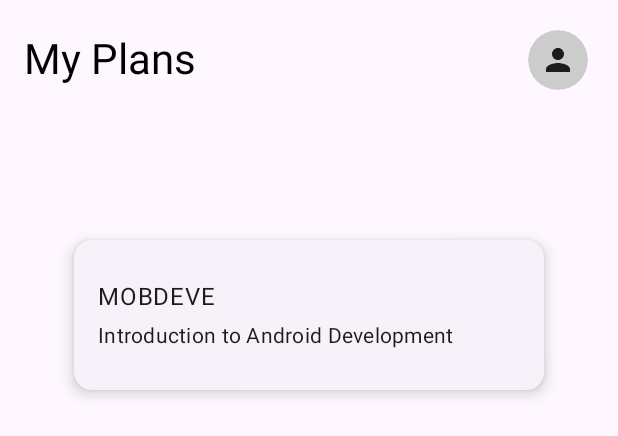
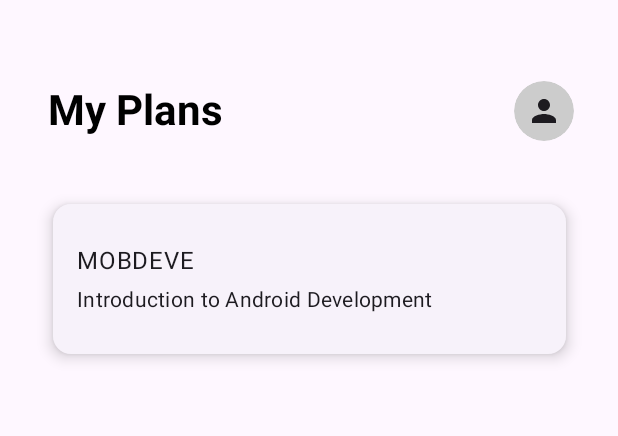
Before and after one commit to dhannn/coursify-android, an Android app built with Jetpack Compose: the @Preview function PreviewMyPlansScreen, on a phone screen of 412 x 824 dp. Shown: the top 436 px of the screen. Run offline under Robolectric (Android 15) with nearby library versions, the phone set to English and light mode, and no system bars.

Commit message:
changes ni gwen

```diff
--- a/app/src/main/java/com/mobdeve/xx22/gilo/joshua/myapplication/MainActivity.kt
+++ b/app/src/main/java/com/mobdeve/xx22/gilo/joshua/myapplication/MainActivity.kt
@@ -3,11 +3,8 @@ package com.mobdeve.xx22.gilo.joshua.myapplication
 import android.os.Bundle
 import androidx.activity.ComponentActivity
 import androidx.activity.compose.setContent
-import androidx.activity.enableEdgeToEdge
 import androidx.compose.foundation.layout.fillMaxSize
-import androidx.compose.foundation.layout.padding
 import androidx.compose.material3.MaterialTheme
-import androidx.compose.material3.Scaffold
 import androidx.compose.material3.Surface
 import androidx.compose.runtime.Composable
 import androidx.compose.ui.Modifier
@@ -146,7 +143,6 @@ fun AppNavigation(
                 )
             }
 
-            // Other screens without bottom bar
             composable(Screen.NewLearningPlan.route) {
                 NewLearningPlanScreen(
                     onCoursify = {
--- a/app/src/main/java/com/mobdeve/xx22/gilo/joshua/myapplication/savedplans/SavedPlanScreen.kt
+++ b/app/src/main/java/com/mobdeve/xx22/gilo/joshua/myapplication/savedplans/SavedPlanScreen.kt
@@ -10,6 +10,7 @@ import androidx.compose.ui.Alignment
 import androidx.compose.ui.Modifier
 import androidx.compose.ui.draw.clip
 import androidx.compose.ui.graphics.Color
+import androidx.compose.ui.text.font.FontWeight
 import androidx.compose.ui.text.style.TextAlign
 import androidx.compose.ui.tooling.preview.Preview
 import androidx.compose.ui.unit.dp
@@ -20,28 +21,31 @@ import androidx.compose.material.icons.filled.Person
 fun MyPlansScreen(
     modifier: Modifier = Modifier,
     onProfileClick: () -> Unit,
-    onCourseClick: () -> Unit  // Add this parameter
+    onCourseClick: () -> Unit
 ) {
     Box(
         modifier = modifier
             .fillMaxSize()
             .background(MaterialTheme.colorScheme.background)
-    ) {
-        Column(
-            modifier = Modifier
-                .fillMaxSize()
-                .padding(16.dp)
+            .padding(top = 50.dp)
     ) {
         Row(
-                modifier = Modifier.fillMaxWidth(),
+            modifier = Modifier
+                .fillMaxWidth()
+                .padding(start = 16.dp),
             horizontalArrangement = Arrangement.SpaceBetween,
-                verticalAlignment = Alignment.CenterVertically
+            verticalAlignment = Alignment.CenterVertically,
         ) {
             Text(
                 text = "My Plans",
-                    style = MaterialTheme.typography.headlineMedium
+                style = MaterialTheme.typography.headlineMedium,
+                fontWeight = FontWeight.Bold,
+                modifier = Modifier.padding(start = 16.dp)
             )
-                IconButton(onClick = onProfileClick) {
+            IconButton(
+                onClick = onProfileClick,
+                modifier = Modifier.padding(end = 25.dp)
+            ) {
                 Box(
                     modifier = Modifier
                         .size(40.dp)
@@ -52,15 +56,17 @@ fun MyPlansScreen(
                     Icon(
                         Icons.Filled.Person,
                         contentDescription = "Person",
-                            tint = MaterialTheme.colorScheme.onBackground
+                        tint = MaterialTheme.colorScheme.onBackground,
+                        modifier = Modifier.size(24.dp)
                     )
                 }
             }
         }
+
         Column(
             modifier = Modifier
                 .fillMaxSize()
-                    .padding(top = 80.dp),
+                .padding(top = 70.dp),
             horizontalAlignment = Alignment.CenterHorizontally,
             verticalArrangement = Arrangement.Top
         ) {
@@ -72,7 +78,7 @@ fun MyPlansScreen(
                     .padding(16.dp)
                     .fillMaxWidth(0.9f)
                     .height(100.dp)
-                        .clickable { onCourseClick() }  // Add clickable modifier
+                    .clickable { onCourseClick() }
             ) {
                 Column(
                     modifier = Modifier
@@ -98,13 +104,12 @@ fun MyPlansScreen(
         }
     }
 }
-}
 
 @Preview(showBackground = true)
 @Composable
 fun PreviewMyPlansScreen() {
     MyPlansScreen(
         onProfileClick = {},
-        onCourseClick = {}  // Add this parameter in preview
+        onCourseClick = {}
     )
 }
```
Also changed, not shown: app/src/main/java/com/mobdeve/xx22/gilo/joshua/myapplication/tracking/TrackingScreen.kt (+13 -10 lines). Lines whose indentation alone changed are shown as unchanged.
